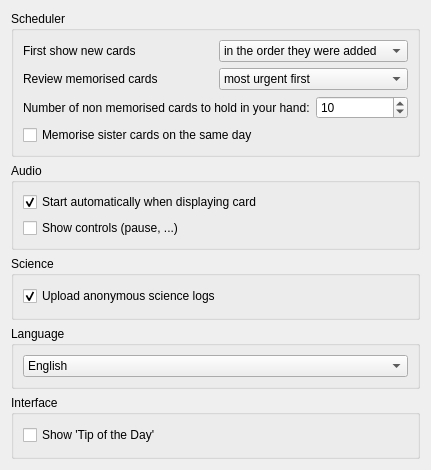
The window that mnemosyne/mnemosyne/pyqt_ui/configuration_wdgt_main.ui (mnemosyne-proj/mnemosyne) describes before a commit, drawn with Qt 5.
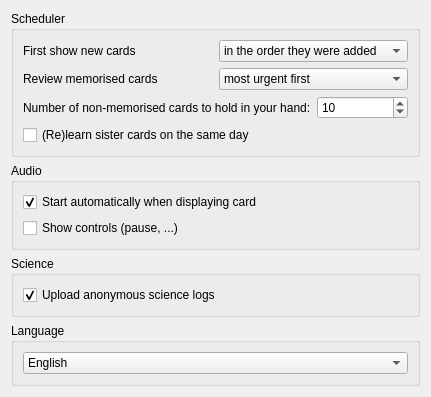
The same window after the commit.

What changed in the file:
```diff
--- a/mnemosyne/mnemosyne/pyqt_ui/configuration_wdgt_main.ui
+++ b/mnemosyne/mnemosyne/pyqt_ui/configuration_wdgt_main.ui
@@ -7,7 +7,7 @@
     <x>0</x>
     <y>0</y>
     <width>431</width>
-    <height>470</height>
+    <height>371</height>
    </rect>
   </property>
   <property name="windowTitle">
@@ -77,7 +77,7 @@
           <item>
            <widget class="QLabel" name="label">
             <property name="text">
-             <string>Number of non memorised cards to hold in your hand:</string>
+             <string>Number of non-memorised cards to hold in your hand:</string>
             </property>
            </widget>
           </item>
@@ -96,7 +96,7 @@
         <item>
          <widget class="QCheckBox" name="memorise_sister_cards_on_same_day">
           <property name="text">
-           <string>Memorise sister cards on the same day</string>
+           <string>(Re)learn sister cards on the same day</string>
           </property>
          </widget>
         </item>
@@ -169,22 +169,6 @@
        </layout>
       </widget>
      </item>
-     <item>
-      <widget class="QGroupBox" name="groupBox_5">
-       <property name="title">
-        <string>Interface</string>
-       </property>
-       <layout class="QVBoxLayout" name="verticalLayout_7">
-        <item>
-         <widget class="QCheckBox" name="tip">
-          <property name="text">
-           <string>Show 'Tip of the Day'</string>
-          </property>
-         </widget>
-        </item>
-       </layout>
-      </widget>
-     </item>
     </layout>
    </item>
   </layout>
```
